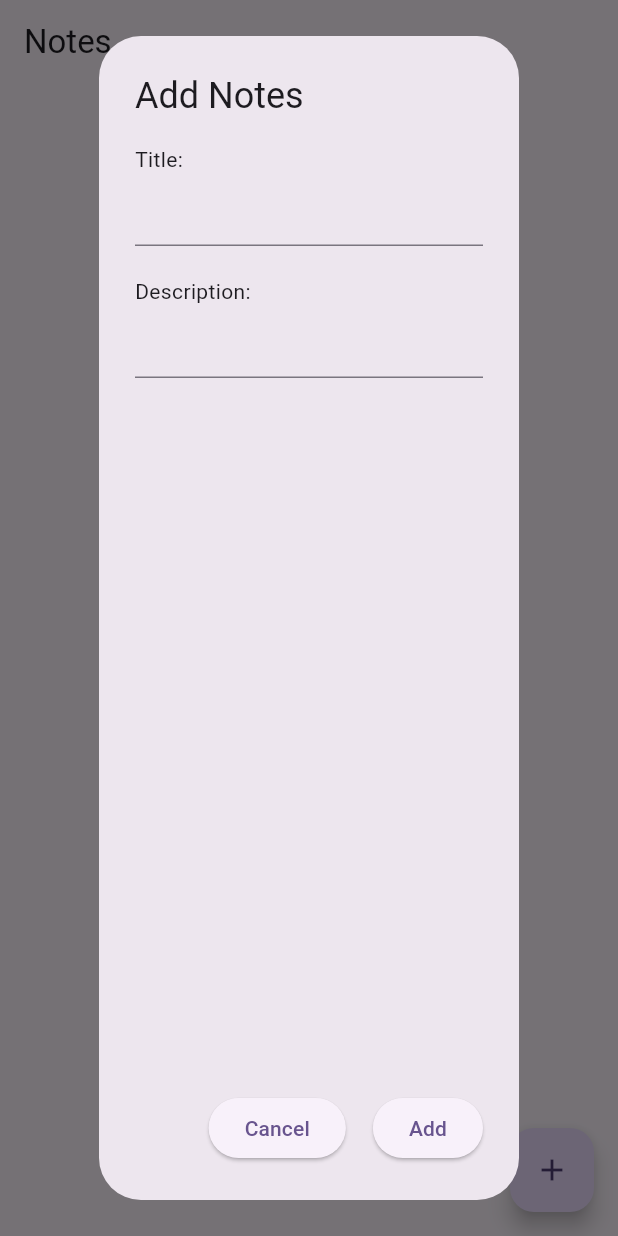
After one commit to VilbertFerdinandLim2226250008/notesnotestailah, a Flutter app: the screen it shows after launch, after a tap on the "add" icon, on a phone screen of 412 x 824 dp. The commit adds this screen. Run offline on Flutter 3.47's test engine with Material 3 defaults, Android fonts, the light colour scheme and no system bars; our stand-ins replace cloud_firestore, firebase_core; accounts and stored records are empty.

Commit message:
second commit

```diff
--- /dev/null
+++ b/lib/models/note.dart
@@ -0,0 +1,37 @@
+import 'package:cloud_firestore/cloud_firestore.dart';
+
+class Note {
+  String? id;
+  final String title;
+  final String description;
+  Timestamp? createdAt;
+  Timestamp? updatedAt;
+
+  Note({
+    this.id,
+    required this.title,
+    required this.description,
+    this.createdAt,
+    this.updatedAt,
+  });
+
+  factory Note.fromDocument(DocumentSnapshot doc) {
+    Map<String, dynamic> data = doc.data() as Map<String, dynamic>;
+    return Note(
+      id: doc.id,
+      title: data['title'],
+      description: data['description'],
+      createdAt: data['created_at'] as Timestamp,
+      updatedAt: data['updated_at'] as Timestamp,
+    );
+  }
+
+  Map<String, dynamic> toDocument() {
+    return {
+      'title': title,
+      'description': description,
+      'created_at': createdAt,
+      'updated_at': updatedAt,
+    };
+  }
+}
--- /dev/null
+++ b/lib/widgets/note_dialog.dart
@@ -0,0 +1,75 @@
+import 'package:flutter/material.dart';
+import 'package:notes/models/note.dart';
+import 'package:notes/services/note_service.dart';
+
+class NoteDialog extends StatelessWidget {
+  final Note? note;
+  final TextEditingController _titleController = TextEditingController();
+  final TextEditingController _descriptionController = TextEditingController();
+
+  NoteDialog({super.key, this.note}) {
+    if (note != null) {
+      _titleController.text = note!.title;
+      _descriptionController.text = note!.description;
+    }
+  }
+
+  @override
+  Widget build(BuildContext context) {
+    return AlertDialog(
+      title: Text(note == null ? 'Add Notes' : 'Update Notes'),
+      content: Column(
+        crossAxisAlignment: CrossAxisAlignment.start,
+        children: [
+          const Text(
+            'Title: ',
+            textAlign: TextAlign.start,
+          ),
+          TextField(
+            controller: _titleController,
+          ),
+          const Padding(
+            padding: EdgeInsets.only(top: 20),
+            child: Text(
+              'Description: ',
+            ),
+          ),
+          TextField(
+            controller: _descriptionController,
+          ),
+        ],
+      ),
+      actions: [
+        Padding(
+          padding: const EdgeInsets.symmetric(horizontal: 10),
+          child: ElevatedButton(
+            onPressed: () {
+              Navigator.of(context).pop();
+            },
+            child: const Text('Cancel'),
+          ),
+        ),
+        ElevatedButton(
+          onPressed: () {
+            if (note == null) {
+              NoteService.addNote(Note(
+                title: _titleController.text,
+                description: _descriptionController.text,
+              )).whenComplete(() {
+                Navigator.of(context).pop();
+              });
+            } else {
+              NoteService.updateNote(Note(
+                id: note!.id,
+                title: _titleController.text,
+                description: _descriptionController.text,
+                createdAt: note!.createdAt,
+              )).whenComplete(() => Navigator.of(context).pop());
+            }
+          },
+          child: Text(note == null ? 'Add' : 'Update'),
+        ),
+      ],
+    );
+  }
+}
```
Also changed, not shown: lib/screens/note_list_screen.dart (+6 -110 lines), lib/services/note_service.dart (+35 -16 lines).
